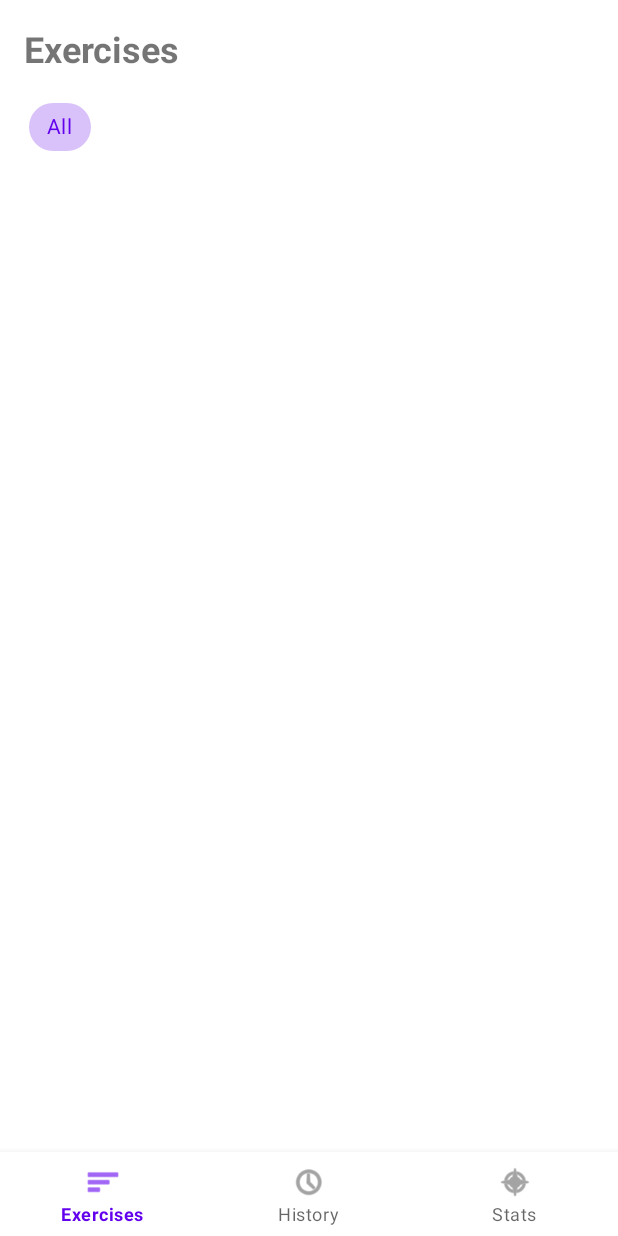
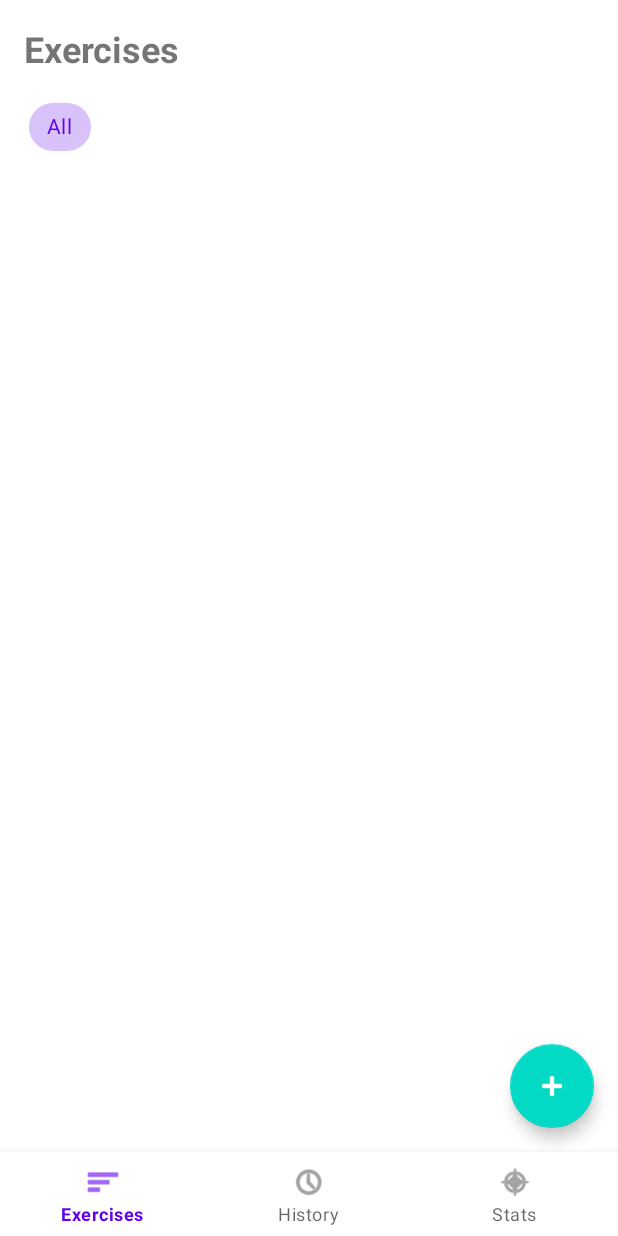
Before and after one commit to VaishuReddy07/2025f-challenge-week, an Android app: the screen it shows after launch (MainActivity), on a phone screen of 412 x 824 dp. Run offline under Robolectric (Android 15) with nearby library versions, the light colour scheme and no system bars.

Commit message:
feat: add custom exercise form with name, category, description (FTRC-S036)

```diff
--- a/android/app/src/main/AndroidManifest.xml
+++ b/android/app/src/main/AndroidManifest.xml
@@ -23,5 +23,7 @@
             android:label="New Workout" />
         <activity android:name=".ExerciseHistoryActivity"
             android:label="Exercise History" />
+        <activity android:name=".AddExerciseActivity"
+            android:label="Add Custom Exercise" />
     </application>
 </manifest>
--- a/android/app/src/main/java/com/epita/fitnesstracker/ExercisesFragment.java
+++ b/android/app/src/main/java/com/epita/fitnesstracker/ExercisesFragment.java
@@ -1,4 +1,6 @@
 package com.epita.fitnesstracker;
+
+import static android.app.Activity.RESULT_OK;
 
 import android.content.Intent;
 import android.os.Bundle;
@@ -7,6 +9,8 @@ import android.view.View;
 import android.view.ViewGroup;
 import android.widget.Toast;
 
+import androidx.activity.result.ActivityResultLauncher;
+import androidx.activity.result.contract.ActivityResultContracts;
 import androidx.annotation.NonNull;
 import androidx.annotation.Nullable;
 import androidx.fragment.app.Fragment;
@@ -19,6 +23,7 @@ import com.epita.fitnesstracker.api.ApiClient;
 import com.epita.fitnesstracker.model.Exercise;
 import com.google.android.material.chip.Chip;
 import com.google.android.material.chip.ChipGroup;
+import com.google.android.material.floatingactionbutton.FloatingActionButton;
 
 import org.json.JSONArray;
 import org.json.JSONObject;
@@ -35,6 +40,15 @@ public class ExercisesFragment extends Fragment {
     private SwipeRefreshLayout swipeRefresh;
     private final List<Exercise> allExercises = new ArrayList<>();
 
+    private final ActivityResultLauncher<Intent> addExerciseLauncher = registerForActivityResult(
+            new ActivityResultContracts.StartActivityForResult(),
+            result -> {
+                if (result.getResultCode() == RESULT_OK) {
+                    fetchExercises();
+                }
+            }
+    );
+
     @Nullable
     @Override
     public View onCreateView(@NonNull LayoutInflater inflater,
@@ -50,6 +64,7 @@ public class ExercisesFragment extends Fragment {
         swipeRefresh = view.findViewById(R.id.swipeRefreshExercises);
         cgCategories = view.findViewById(R.id.cgExerciseCategories);
         RecyclerView rv = view.findViewById(R.id.rvExercises);
+        FloatingActionButton fab = view.findViewById(R.id.fabAddExercise);
 
         rv.setLayoutManager(new LinearLayoutManager(requireContext()));
         adapter = new ExerciseAdapter();
@@ -65,6 +80,11 @@ public class ExercisesFragment extends Fragment {
         cgCategories.setOnCheckedStateChangeListener((group, checkedIds) -> filterExercises());
 
         swipeRefresh.setOnRefreshListener(this::fetchExercises);
+
+        fab.setOnClickListener(v -> {
+            Intent intent = new Intent(requireContext(), AddExerciseActivity.class);
+            addExerciseLauncher.launch(intent);
+        });
 
         fetchExercises();
     }
--- a/android/app/src/main/res/layout/fragment_exercises.xml
+++ b/android/app/src/main/res/layout/fragment_exercises.xml
@@ -1,7 +1,11 @@
 <?xml version="1.0" encoding="utf-8"?>
-<androidx.swiperefreshlayout.widget.SwipeRefreshLayout
+<androidx.coordinatorlayout.widget.CoordinatorLayout
     xmlns:android="http://schemas.android.com/apk/res/android"
     xmlns:app="http://schemas.android.com/apk/res-auto"
+    android:layout_width="match_parent"
+    android:layout_height="match_parent">
+
+    <androidx.swiperefreshlayout.widget.SwipeRefreshLayout
         android:id="@+id/swipeRefreshExercises"
         android:layout_width="match_parent"
         android:layout_height="match_parent">
@@ -50,3 +54,14 @@
 
         </LinearLayout>
     </androidx.swiperefreshlayout.widget.SwipeRefreshLayout>
+
+    <com.google.android.material.floatingactionbutton.FloatingActionButton
+        android:id="@+id/fabAddExercise"
+        android:layout_width="wrap_content"
+        android:layout_height="wrap_content"
+        android:layout_gravity="bottom|end"
+        android:layout_margin="16dp"
+        android:src="@android:drawable/ic_input_add"
+        app:tint="@android:color/white" />
+
+</androidx.coordinatorlayout.widget.CoordinatorLayout>
```
Also changed, not shown: android/app/src/main/java/com/epita/fitnesstracker/AddExerciseActivity.java (added, +82 -0 lines), android/app/src/main/res/layout/activity_add_exercise.xml (added, +60 -0 lines), 2 other files. Lines whose indentation alone changed are shown as unchanged.
